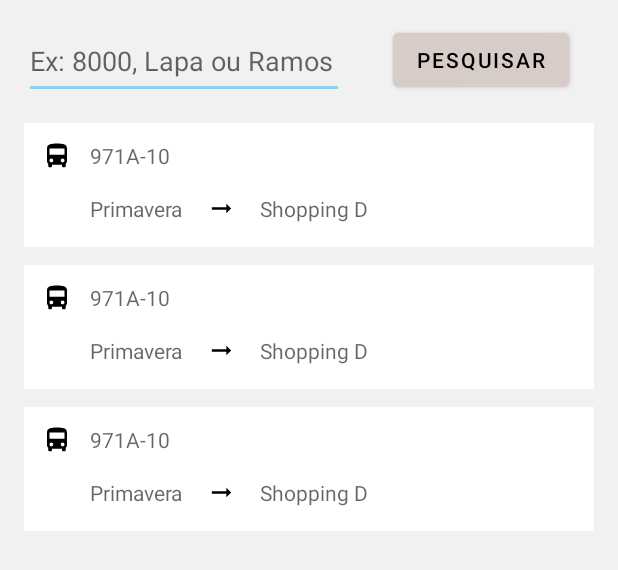
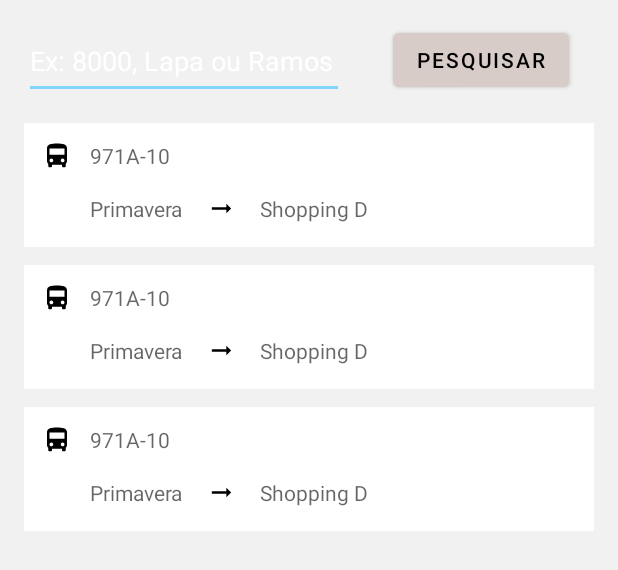
Before and after one commit to Malfaa/TransportePublicoSP, an Android app: the layout fragment_informativo.xml on its own in the app's theme, with its tools: preview values and no code run, on a phone screen of 412 x 824 dp. Shown: the top 570 px of the screen. Run offline under Robolectric (Android 15) with nearby library versions, the phone set to English and light mode, and no system bars.

```diff
--- a/app/src/main/java/com/malfaa/transportepublicosp/maps/MapsFragment.kt
+++ b/app/src/main/java/com/malfaa/transportepublicosp/maps/MapsFragment.kt
@@ -160,12 +160,12 @@ class MapsFragment : Fragment() {
     private fun setLargadaChegada(map: GoogleMap, markers: List<LatLng>){
         map.addMarker(
             MarkerOptions()
-                .position(markers[0])
+                .position(markers[1])
                 .icon(viewModel.bitmapDescriptorFromVector(requireContext(), R.drawable.ic_largada)) //largada
         )
         map.addMarker(
             MarkerOptions()
-                .position(markers[1])
+                .position(markers[0])
                 .icon(viewModel.bitmapDescriptorFromVector(requireContext(), R.drawable.ic_chegada)) //chegada
         )
     }
--- a/app/src/main/res/layout-sw600dp/item_informativo.xml
+++ b/app/src/main/res/layout-sw600dp/item_informativo.xml
@@ -15,7 +15,7 @@
     <androidx.constraintlayout.widget.ConstraintLayout
         android:onClick="@{() -> clickListener.onClick(linha)}"
         android:layout_marginBottom="@dimen/item_info"
-        android:background="@color/white"
+        style="@style/item_info"
         android:paddingEnd="@dimen/padding_tablet_var"
         android:layout_width="wrap_content"
         android:layout_height="wrap_content">
--- a/app/src/main/res/layout/fragment_informativo.xml
+++ b/app/src/main/res/layout/fragment_informativo.xml
@@ -22,6 +22,7 @@
             android:layout_height="wrap_content"
             android:layout_margin="@dimen/informativo_dist"
             android:ems="10"
+            style="@style/item_search"
             android:hint="@string/bus_search_label"
             android:importantForAutofill="no"
             android:inputType="textCapCharacters"
--- a/app/src/main/res/layout/item_informativo.xml
+++ b/app/src/main/res/layout/item_informativo.xml
@@ -15,7 +15,7 @@
     <androidx.constraintlayout.widget.ConstraintLayout
         android:onClick="@{() -> clickListener.onClick(linha)}"
         android:layout_marginBottom="@dimen/item_info"
-        android:background="@color/white"
+        style="@style/item_info"
         android:layout_width="match_parent"
         android:layout_height="wrap_content">
 
--- a/app/src/main/res/values-night/themes.xml
+++ b/app/src/main/res/values-night/themes.xml
@@ -2,15 +2,25 @@
     <!-- Base application theme. -->
     <style name="Theme.TransportePublicoSP" parent="Theme.MaterialComponents.DayNight.DarkActionBar">
         <!-- Primary brand color. -->
-        <item name="colorPrimary">@color/primaryDarkColor</item>
-        <item name="colorPrimaryVariant">@color/primaryColor</item>
-        <item name="colorOnPrimary">@color/secondaryTextColor</item>
+        <item name="colorPrimary">@color/primaryNightColor</item>
+        <item name="colorPrimaryVariant">@color/primaryNightDarkColor</item>
+        <item name="colorOnPrimary">@color/white</item>
         <!-- Secondary brand color. -->
-        <item name="colorSecondary">@color/secondaryDarkColor</item>
-        <item name="colorSecondaryVariant">@color/primaryColor</item>
-        <item name="colorOnSecondary">@color/primaryTextColor</item>
+        <item name="colorSecondary">@color/secondaryNightColor</item>
+        <item name="colorSecondaryVariant">@color/secondaryNightDarkColor</item>
+        <item name="colorOnSecondary">@color/black</item>
         <!-- Status bar color. -->
         <item name="android:statusBarColor" >?attr/colorPrimaryVariant</item>
         <!-- Customize your theme here. -->
     </style>
+
+    <style name="item_info" parent="">
+        <item name="android:background">@color/primaryNightDarkColorItem</item>
+    </style>
+
+    <style name="item_search" parent="">
+        <item name="android:textColor">@color/black</item>
+        <item name="android:editTextColor">@color/black</item>
+        <item name="android:textColorHint">@color/black</item>
+    </style>
 </resources>
--- a/app/src/main/res/values/colors.xml
+++ b/app/src/main/res/values/colors.xml
@@ -11,4 +11,14 @@
     <color name="black">#FF000000</color>
     <color name="white">#FFFFFFFF</color>
     <color name="grey">#F1F1F1</color>
+
+<!--    dark theme-->
+    <color name="primaryNightColor">#312F2F</color>
+    <color name="primaryNightLightColor">#fffffb</color>
+    <color name="primaryNightDarkColor">#535353</color>
+    <color name="primaryNightDarkColorItem">#8F8D8D</color>
+    <color name="secondaryNightColor">#56A1C3</color>
+    <color name="secondaryNightLightColor">#35E6E6</color>
+    <color name="secondaryNightDarkColor">#36758F</color>
+
 </resources>
--- a/app/src/main/res/values/themes.xml
+++ b/app/src/main/res/values/themes.xml
@@ -13,4 +13,15 @@
         <item name="android:statusBarColor">?attr/colorPrimaryVariant</item>
         <!-- Customize your theme here. -->
     </style>
+
+    <style name="item_info" parent="">
+        <item name="android:background">@color/white</item>
+    </style>
+
+    <style name="item_search" parent="">
+        <item name="android:textColor">@color/white</item>
+        <item name="android:editTextColor">@color/white</item>
+        <item name="android:textColorHint">@color/white</item>
+
+    </style>
 </resources>
```
Also changed, not shown: app/src/main/res/drawable/ic_chegada.xml (+16 -16 lines), app/src/main/res/drawable/ic_largada.xml (+8 -8 lines).
